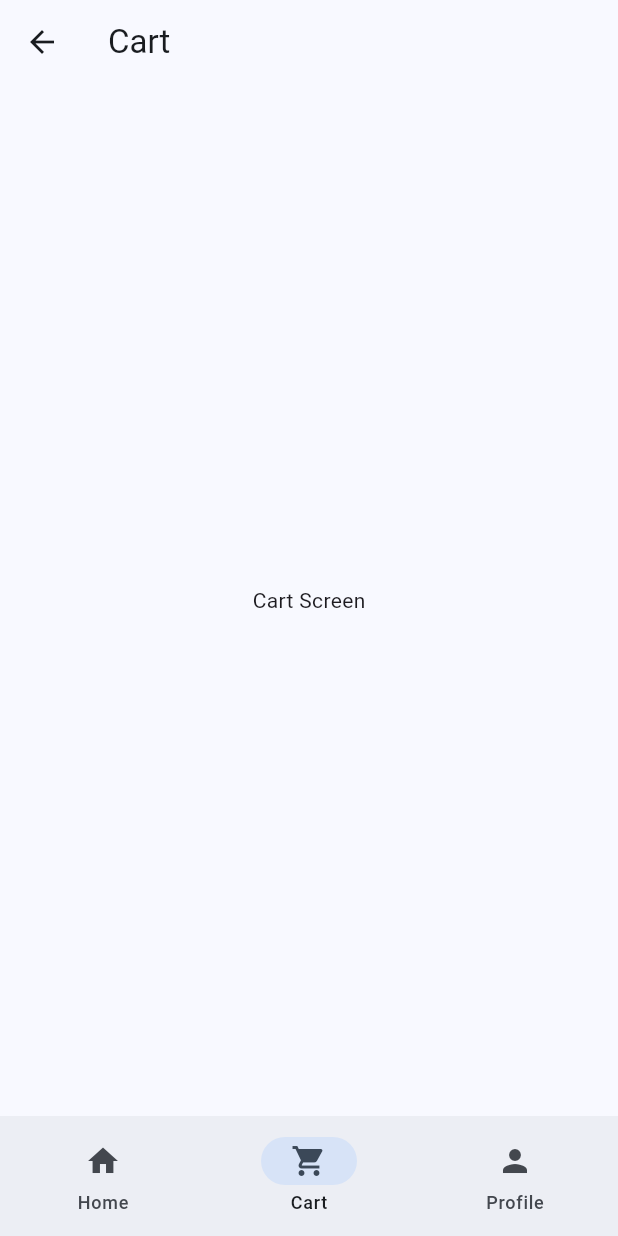
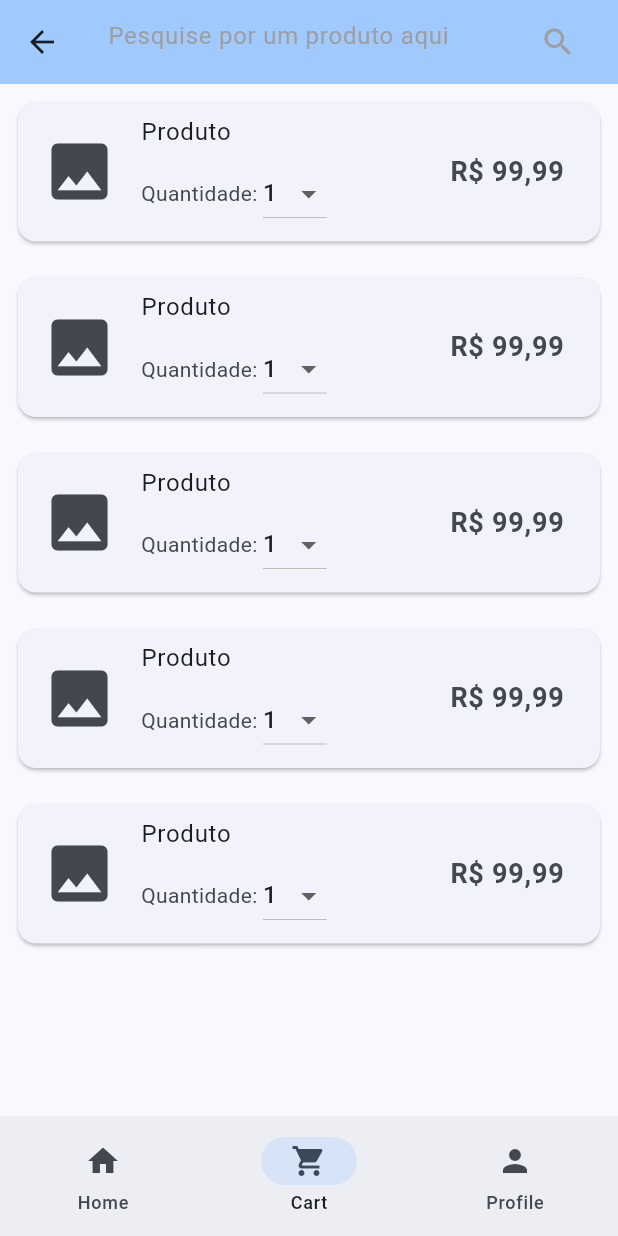
Before and after one commit to TuaneLeao/Estetify-in-Flutter, a Flutter app: the screen it shows after launch, swiped to page 2, on a phone screen of 412 x 824 dp. Run offline on Flutter 3.47's test engine with Material 3 defaults, Android fonts, the phone set to English and light mode, and no system bars; our stand-ins replace google_fonts.

Commit message:
make scratch of cart_screen

```diff
--- a/lib/cart_screen.dart
+++ b/lib/cart_screen.dart
@@ -12,11 +12,61 @@ class _CartScreen extends State<CartScreen> {
   Widget build(BuildContext context) {
     return Scaffold(
       appBar: AppBar(
-        title: const Text('Cart'),
+        backgroundColor: Theme.of(context).colorScheme.inversePrimary,
+        title: TextField(
+          decoration: InputDecoration(
+            hintText: 'Pesquise por um produto aqui',
+            hintStyle: TextStyle(color: Colors.grey),
+            border: InputBorder.none,
+            suffixIcon: Icon(Icons.search, color: Colors.grey),
+          ),
+        ),
       ),
-      body: const Center(
-        child: Text('Cart Screen'),
-      ),
+      body: CustomScrollView(
+        slivers: [
+          SliverList(
+            delegate: SliverChildBuilderDelegate(
+              (context, index) {
+                return Padding(
+                  padding: const EdgeInsets.all(8.0),
+                  child: Card(
+                    child: ListTile(
+                      leading: Icon(Icons.image, size: 50),
+                      title: Text('Produto'),
+                      subtitle: Column(
+                        crossAxisAlignment: CrossAxisAlignment.start,
+                        children: [
+                          const SizedBox(height: 5),
+                          Row(
+                            children: [
+                              Text('Quantidade: '),
+                              DropdownButton<int>(
+                                value: 1,
+                                items: List.generate(10, (index) {
+                                  return DropdownMenuItem(
+                                    value: index + 1,
+                                    child: Text('${index + 1}'),
+                                  );
+                                }),
+                                onChanged: (value) {},
+                              ),
+                            ],
+                          ),
+                        ],
+                      ),
+                      trailing: Text(
+                        'R\$ 99,99',
+                        style: TextStyle(fontSize: 18, fontWeight: FontWeight.bold),
+                      ),
+                    ),
+                  ),
+                );
+              },
+              childCount: 5,
+            ),
+          ),
+        ],
+      )
     );
   }
 }
```
